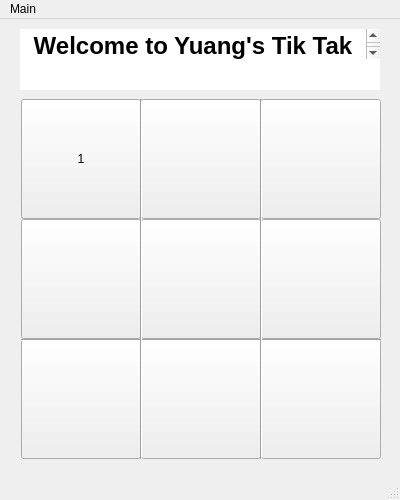
Old version of the form main.ui in the repository Tongyuang/tic-tac-toe.
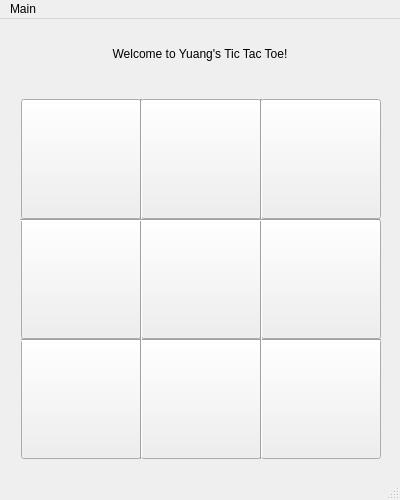
New version of the form.

Patch:
```diff
--- a/main.ui
+++ b/main.ui
@@ -30,7 +30,7 @@
      <bool>true</bool>
     </property>
     <property name="text">
-     <string>1</string>
+     <string/>
     </property>
     <property name="checkable">
      <bool>false</bool>
@@ -215,32 +215,6 @@
      <string notr="true">buttonGroup</string>
     </attribute>
    </widget>
-   <widget class="QTextBrowser" name="textBrowser">
-    <property name="geometry">
-     <rect>
-      <x>20</x>
-      <y>10</y>
-      <width>360</width>
-      <height>31</height>
-     </rect>
-    </property>
-    <property name="autoFillBackground">
-     <bool>true</bool>
-    </property>
-    <property name="frameShape">
-     <enum>QFrame::NoFrame</enum>
-    </property>
-    <property name="frameShadow">
-     <enum>QFrame::Raised</enum>
-    </property>
-    <property name="html">
-     <string>&lt;!DOCTYPE HTML PUBLIC &quot;-//W3C//DTD HTML 4.0//EN&quot; &quot;http://www.w3.org/TR/REC-html40/strict.dtd&quot;&gt;
-&lt;html&gt;&lt;head&gt;&lt;meta name=&quot;qrichtext&quot; content=&quot;1&quot; /&gt;&lt;style type=&quot;text/css&quot;&gt;
-p, li { white-space: pre-wrap; }
-&lt;/style&gt;&lt;/head&gt;&lt;body style=&quot; font-family:'.AppleSystemUIFont'; font-size:13pt; font-weight:400; font-style:normal;&quot;&gt;
-&lt;p align=&quot;center&quot; style=&quot; margin-top:0px; margin-bottom:0px; margin-left:0px; margin-right:0px; -qt-block-indent:0; text-indent:0px;&quot;&gt;&lt;span style=&quot; font-size:18pt; font-weight:600;&quot;&gt;Welcome to Yuang's Tik Tak Toe!&lt;/span&gt;&lt;/p&gt;&lt;/body&gt;&lt;/html&gt;</string>
-    </property>
-   </widget>
    <widget class="Line" name="line">
     <property name="geometry">
      <rect>
@@ -280,30 +254,55 @@
      <enum>Qt::Vertical</enum>
     </property>
    </widget>
-   <widget class="QTextBrowser" name="textBrowser_2">
+   <widget class="QLabel" name="label">
+    <property name="geometry">
+     <rect>
+      <x>20</x>
+      <y>20</y>
+      <width>360</width>
+      <height>30</height>
+     </rect>
+    </property>
+    <property name="text">
+     <string>Welcome to Yuang's Tic Tac Toe!</string>
+    </property>
+    <property name="textFormat">
+     <enum>Qt::PlainText</enum>
+    </property>
+    <property name="alignment">
+     <set>Qt::AlignCenter</set>
+    </property>
+   </widget>
+   <widget class="QLabel" name="label_2">
     <property name="geometry">
      <rect>
       <x>20</x>
       <y>40</y>
       <width>360</width>
-      <height>31</height>
+      <height>30</height>
      </rect>
     </property>
-    <property name="autoFillBackground">
-     <bool>true</bool>
+    <property name="text">
+     <string/>
     </property>
-    <property name="frameShape">
-     <enum>QFrame::NoFrame</enum>
+    <property name="textFormat">
+     <enum>Qt::PlainText</enum>
     </property>
-    <property name="frameShadow">
-     <enum>QFrame::Raised</enum>
+    <property name="alignment">
+     <set>Qt::AlignCenter</set>
     </property>
-    <property name="html">
-     <string>&lt;!DOCTYPE HTML PUBLIC &quot;-//W3C//DTD HTML 4.0//EN&quot; &quot;http://www.w3.org/TR/REC-html40/strict.dtd&quot;&gt;
-&lt;html&gt;&lt;head&gt;&lt;meta name=&quot;qrichtext&quot; content=&quot;1&quot; /&gt;&lt;style type=&quot;text/css&quot;&gt;
-p, li { white-space: pre-wrap; }
-&lt;/style&gt;&lt;/head&gt;&lt;body style=&quot; font-family:'.AppleSystemUIFont'; font-size:13pt; font-weight:400; font-style:normal;&quot;&gt;
-&lt;p align=&quot;center&quot; style=&quot;-qt-paragraph-type:empty; margin-top:0px; margin-bottom:0px; margin-left:0px; margin-right:0px; -qt-block-indent:0; text-indent:0px;&quot;&gt;&lt;br /&gt;&lt;/p&gt;&lt;/body&gt;&lt;/html&gt;</string>
+   </widget>
+   <widget class="Line" name="line_4">
+    <property name="geometry">
+     <rect>
+      <x>20</x>
+      <y>200</y>
+      <width>360</width>
+      <height>2</height>
+     </rect>
+    </property>
+    <property name="orientation">
+     <enum>Qt::Horizontal</enum>
     </property>
    </widget>
   </widget>
```
Left out of the diff: 4 changed lines with no effect on the pictures.
